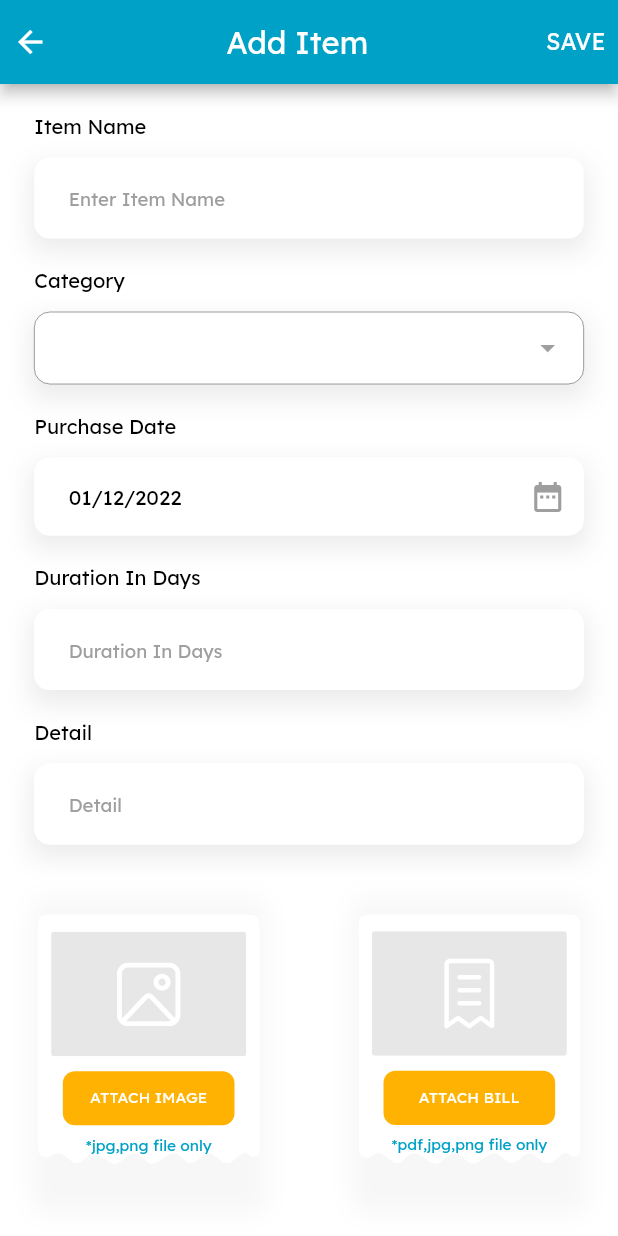
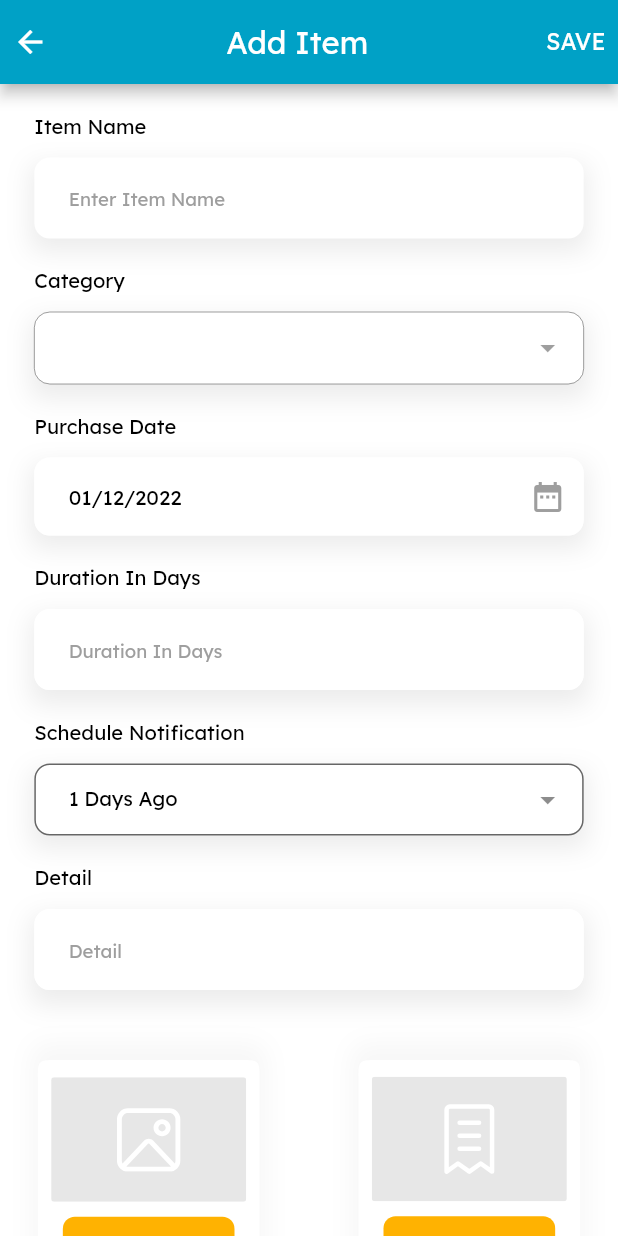
Before and after one commit to ThummarBhargav/warranty, a Flutter app: the AddItemView screen opened by its route, on a phone screen of 412 x 824 dp. Run offline on Flutter 3.47's test engine with Material 2 defaults, Android fonts, the phone set to English and light mode, and no system bars; drawn by our look-alikes of dropdown_textfield; our stand-ins replace file_picker, flutter_native_splash, flutter_speed_dial, flutter_svg, gallery_saver, get and 8 more; accounts and stored records are empty; statements that could not run were skipped; project files that could hold a hidden picture were left out.

Commit message:
notification working

```diff
--- a/lib/app/modules/add_item/controllers/add_item_controller.dart
+++ b/lib/app/modules/add_item/controllers/add_item_controller.dart
@@ -22,6 +22,7 @@ class AddItemController extends GetxController {
       .obs;
 
   SingleValueDropDownController? dropDownController;
+  SingleValueDropDownController? NotificationController;
   HomeController? homeController;
   AddItemListscreenController? addItemListscreenController;
   Rx<DateTime> selectedDate = DateTime.now().obs;
@@ -30,10 +31,20 @@ class AddItemController extends GetxController {
   RxBool isNameEmpty = false.obs;
   bool isFromEdit = false;
   bool isFromInnerScreen = false;
+  RxList<String> NotificationList = RxList<String>([
+    "1 Days Ago",
+    "2 Days Ago",
+    "3 Days Ago",
+    "4 Days Ago",
+    "5 Days Ago",
+    "6 Days Ago",
+    "Week Ago"
+  ]);
   String categoryName = "";
   dataModels? additemListview;
   RxList<String>? files = RxList<String>([]);
   RxList<String>? files1 = RxList<String>([]);
+  RxString notificationDays = "".obs;
   @override
   void onInit() {
     Get.lazyPut(() => AddItemListscreenController());
@@ -53,9 +64,7 @@ class AddItemController extends GetxController {
         dateController.value.text = additemListview!.Date.toString();
         files!.value = additemListview!.Image.toString().split(" ");
         files1!.value = additemListview!.Bill.toString().split(" ");
-        print(files);
       }
-
       if (isFromHome) {
         dropDownController = SingleValueDropDownController(
             data: DropDownValueModel(
--- a/lib/app/modules/add_item/views/add_item_view.dart
+++ b/lib/app/modules/add_item/views/add_item_view.dart
@@ -385,6 +385,74 @@ class AddItemView extends GetView<AddItemController> {
                               ),
                               Spacing.height(20),
                               Text(
+                                "Schedule Notification",
+                                style: GoogleFonts.lexend(
+                                    fontWeight: FontWeight.w400,
+                                    fontSize: MySize.getHeight(13),
+                                    color: Colors.black),
+                              ),
+                              Spacing.height(12),
+                              Container(
+                                decoration: BoxDecoration(
+                                  boxShadow: [
+                                    BoxShadow(
+                                      offset: Offset(0, 7),
+                                      color: Colors.black.withOpacity(0.08),
+                                      blurRadius: MySize.getHeight(13),
+                                      spreadRadius: MySize.getHeight(2),
+                                    ),
+                                  ],
+                                ),
+                                child: DropDownTextField(
+                                    textStyle: GoogleFonts.lexend(
+                                        fontWeight: FontWeight.w400,
+                                        fontSize: MySize.getHeight(13),
+                                        color: Colors.black),
+                                    clearOption: false,
+                                    listTextStyle: GoogleFonts.lexend(
+                                        fontWeight: FontWeight.w400,
+                                        fontSize: MySize.getHeight(13),
+                                        color: Colors.black),
+                                    textFieldDecoration: InputDecoration(
+                                      filled: true,
+                                      fillColor: Colors.white,
+                                      labelStyle: TextStyle(),
+                                      border: OutlineInputBorder(
+                                        borderSide:
+                                            BorderSide(color: Colors.white),
+                                        borderRadius: BorderRadius.circular(
+                                            MySize.getHeight(10)),
+                                      ),
+                                      contentPadding: EdgeInsets.only(
+                                        left: MySize.getWidth(20),
+                                        right: MySize.getWidth(10),
+                                        //  bottom: size! / 2, // HERE THE IMPORTANT PART
+                                      ),
+                                    ),
+                                    controller:
+                                        controller.NotificationController =
+                                            SingleValueDropDownController(
+                                                data: DropDownValueModel(
+                                                    name: controller
+                                                        .NotificationList.first,
+                                                    value: controller
+                                                        .NotificationList
+                                                        .first)),
+                                    dropDownItemCount: 6,
+                                    onChanged: (index) {
+                                      DropDownValueModel dropDownValue =
+                                          index as DropDownValueModel;
+                                      print("index:=== ${dropDownValue.name}");
+                                    },
+                                    dropDownList: List.generate(
+                                        controller.NotificationList.length,
+                                        (index) => DropDownValueModel(
+                                            name: controller
+                                                .NotificationList[index],
+                                            value: controller.NotificationList[index]))),
+                              ),
+                              Spacing.height(20),
+                              Text(
                                 "Detail",
                                 style: GoogleFonts.lexend(
                                     fontWeight: FontWeight.w400,
```
